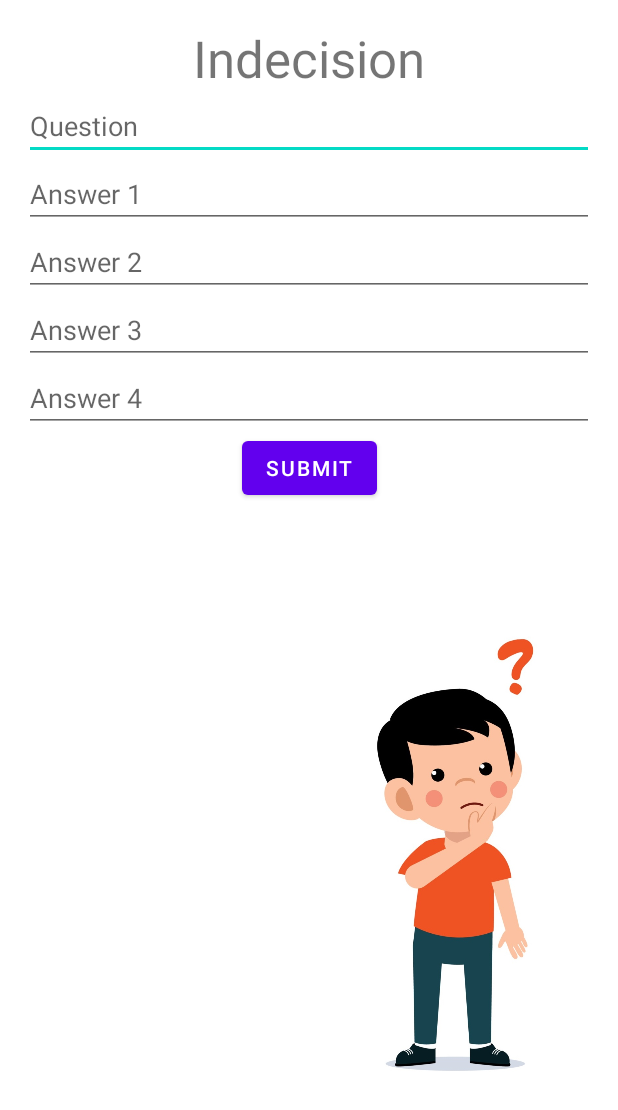
After one commit to Christinamawel/indecision, an Android app: the layout activity_form.xml on its own in the app's theme, with its tools: preview values and no code run, on a phone screen of 412 x 824 dp. The commit adds this screen. Shown: the top 1110 px of the screen. Run offline under Robolectric (Android 15) with nearby library versions, the phone set to English and light mode, and no system bars.

Commit message:
log studying and start reorganising project

```diff
--- /dev/null
+++ b/app/src/main/res/layout/activity_form.xml
@@ -0,0 +1,86 @@
+<?xml version="1.0" encoding="utf-8"?>
+<androidx.constraintlayout.widget.ConstraintLayout xmlns:android="http://schemas.android.com/apk/res/android"
+    xmlns:app="http://schemas.android.com/apk/res-auto"
+    xmlns:tools="http://schemas.android.com/tools"
+    android:layout_width="match_parent"
+    android:layout_height="match_parent"
+    android:padding="16dp"
+    tools:context=".MainActivity">
+
+    <TextView
+        android:id="@+id/title"
+        android:layout_width="wrap_content"
+        android:layout_height="wrap_content"
+        android:text="Indecision"
+        android:textSize="34sp"
+        app:layout_constraintEnd_toEndOf="parent"
+        app:layout_constraintStart_toStartOf="parent"
+        app:layout_constraintTop_toTopOf="parent" />
+
+    <EditText
+        android:id="@+id/question"
+        android:layout_width="match_parent"
+        android:layout_height="wrap_content"
+        android:hint="Question"
+        app:layout_constraintEnd_toEndOf="parent"
+        app:layout_constraintStart_toStartOf="parent"
+        app:layout_constraintTop_toBottomOf="@+id/title" />
+
+    <EditText
+        android:id="@+id/answerOne"
+        android:layout_width="match_parent"
+        android:layout_height="wrap_content"
+        android:hint="Answer 1"
+        app:layout_constraintEnd_toEndOf="parent"
+        app:layout_constraintStart_toStartOf="parent"
+        app:layout_constraintTop_toBottomOf="@+id/question" />
+
+    <EditText
+        android:id="@+id/answerTwo"
+        android:layout_width="match_parent"
+        android:layout_height="wrap_content"
+        android:hint="Answer 2"
+        app:layout_constraintEnd_toEndOf="parent"
+        app:layout_constraintStart_toStartOf="parent"
+        app:layout_constraintTop_toBottomOf="@+id/answerOne" />
+
+    <EditText
+        android:id="@+id/answerThree"
+        android:layout_width="match_parent"
+        android:layout_height="wrap_content"
+        android:hint="Answer 3"
+        app:layout_constraintEnd_toEndOf="parent"
+        app:layout_constraintStart_toStartOf="parent"
+        app:layout_constraintTop_toBottomOf="@+id/answerTwo" />
+
+    <EditText
+        android:id="@+id/answerFour"
+        android:layout_width="match_parent"
+        android:layout_height="wrap_content"
+        android:hint="Answer 4"
+        app:layout_constraintEnd_toEndOf="parent"
+        app:layout_constraintStart_toStartOf="parent"
+        app:layout_constraintTop_toBottomOf="@+id/answerThree" />
+
+    <Button
+        android:id="@+id/submitButton"
+        android:layout_width="wrap_content"
+        android:layout_height="wrap_content"
+        android:text="Submit"
+        app:layout_constraintEnd_toEndOf="parent"
+        app:layout_constraintStart_toStartOf="parent"
+        app:layout_constraintTop_toBottomOf="@+id/answerFour" />
+
+    <ImageView
+        android:layout_width="match_parent"
+        android:layout_height="300dp"
+        android:layout_marginEnd="32dp"
+        android:layout_marginBottom="8dp"
+        android:scaleType="fitEnd"
+        android:src="@drawable/thinking_guy"
+        app:layout_constraintBottom_toBottomOf="parent"
+        app:layout_constraintEnd_toEndOf="parent"
+        app:layout_constraintStart_toStartOf="parent"
+        app:layout_constraintTop_toBottomOf="@+id/submitButton" />
+
+</androidx.constraintlayout.widget.ConstraintLayout>
```
Also changed, not shown: app/src/main/java/com/example/indecision/MainActivity.kt (+29 -30 lines), app/src/main/res/layout/activity_main.xml (+0 -83 lines), 2 other files.
